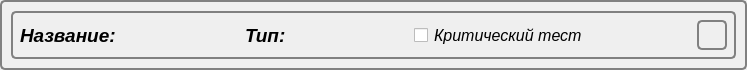
Above: items/itemwidget.ui from GrigaI/TestMaker before the change. Below: the same form after it.
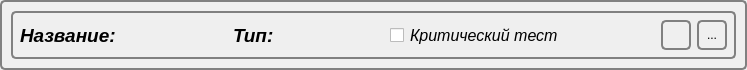
That is the form after the change.

```diff
--- a/items/itemwidget.ui
+++ b/items/itemwidget.ui
@@ -7,7 +7,7 @@
     <x>0</x>
     <y>0</y>
     <width>747</width>
-    <height>62</height>
+    <height>66</height>
    </rect>
   </property>
   <property name="windowTitle">
@@ -160,6 +160,25 @@
         </property>
        </widget>
       </item>
+      <item>
+       <widget class="QToolButton" name="toolButton">
+        <property name="minimumSize">
+         <size>
+          <width>30</width>
+          <height>30</height>
+         </size>
+        </property>
+        <property name="text">
+         <string>...</string>
+        </property>
+        <property name="iconSize">
+         <size>
+          <width>24</width>
+          <height>24</height>
+         </size>
+        </property>
+       </widget>
+      </item>
      </layout>
     </widget>
    </item>
```
